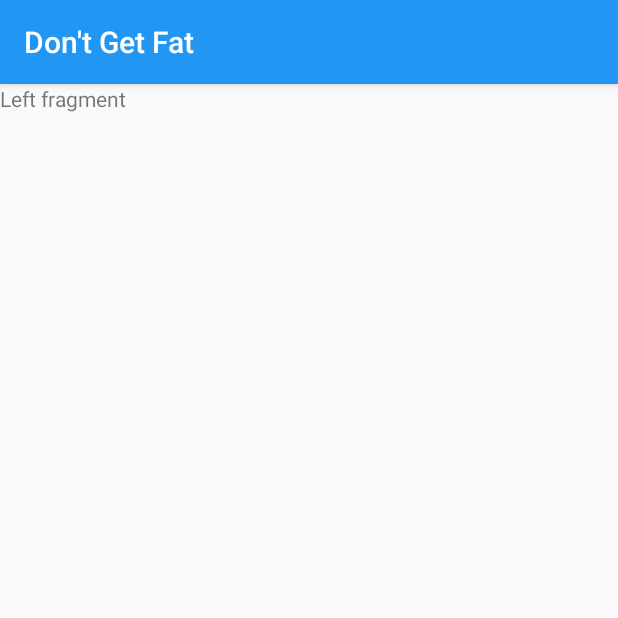
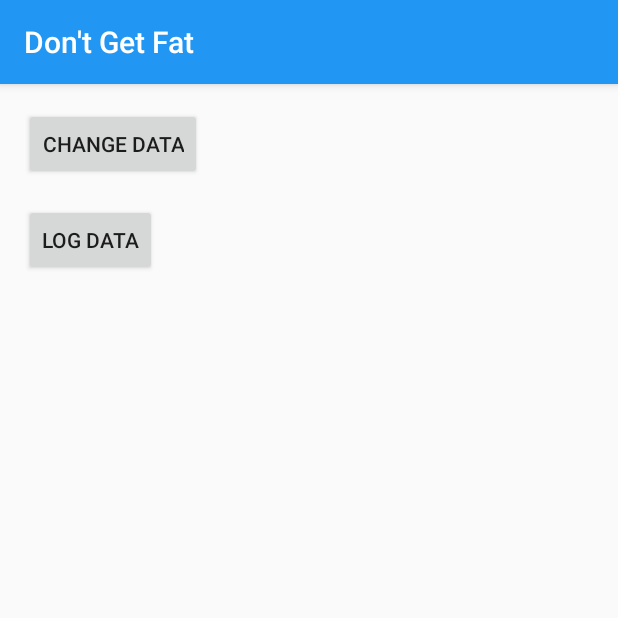
Before and after one commit to slomin/Dont-Get-Fat, an Android app: the fragment LeftFragment shown on its own in the app's theme, on a phone screen of 412 x 824 dp, the top half of it. Run offline under Robolectric (Android 15) with nearby library versions, the phone set to English and light mode, and no system bars; our stand-ins replace Timber.

Commit message:
Adding first ViewModel (for testing purposes)

```diff
--- a/app/src/main/java/com/kotlinblog/dontgetfat/main/left/LeftFragment.kt
+++ b/app/src/main/java/com/kotlinblog/dontgetfat/main/left/LeftFragment.kt
@@ -1,5 +1,6 @@
 package com.kotlinblog.dontgetfat.main.left
 
+import android.arch.lifecycle.ViewModelProviders
 import android.os.Bundle
 import android.support.v4.app.Fragment
 import android.view.LayoutInflater
@@ -7,6 +8,7 @@ import android.view.View
 import android.view.ViewGroup
 
 import com.kotlinblog.dontgetfat.R
+import kotlinx.android.synthetic.main.fragment_left.*
 
 class LeftFragment : Fragment() {
 
@@ -16,4 +18,14 @@ class LeftFragment : Fragment() {
         return inflater!!.inflate(R.layout.fragment_left, container, false)
     }
 
+    override fun onViewCreated(view: View?, savedInstanceState: Bundle?) {
+        super.onViewCreated(view, savedInstanceState)
+
+        val viewModel = ViewModelProviders.of(activity).get(LeftViewModel::class.java)
+
+        btnChange.setOnClickListener { viewModel.change() }
+        btnLog.setOnClickListener { viewModel.log() }
+    }
+
+
 }
--- /dev/null
+++ b/app/src/main/java/com/kotlinblog/dontgetfat/main/left/LeftViewModel.kt
@@ -0,0 +1,22 @@
+package com.kotlinblog.dontgetfat.main.left
+
+import android.arch.lifecycle.ViewModel
+import timber.log.Timber
+
+class LeftViewModel : ViewModel() {
+
+    private var testValue: String = "testValue"
+
+    fun change() {
+        testValue = "changedTestValue"
+    }
+
+    fun log() {
+        Timber.d("value: $testValue")
+    }
+
+    override fun onCleared() {
+        super.onCleared()
+        Timber.d("onCleared")
+    }
+}
--- a/app/src/main/res/layout/fragment_left.xml
+++ b/app/src/main/res/layout/fragment_left.xml
@@ -1,13 +1,35 @@
-<FrameLayout xmlns:android="http://schemas.android.com/apk/res/android"
-             xmlns:tools="http://schemas.android.com/tools"
-             android:layout_width="match_parent"
-             android:layout_height="match_parent"
-             tools:context="com.kotlinblog.dontgetfat.main.left.LeftFragment">
+<android.support.constraint.ConstraintLayout xmlns:android="http://schemas.android.com/apk/res/android"
+                                             xmlns:app="http://schemas.android.com/apk/res-auto"
+                                             xmlns:tools="http://schemas.android.com/tools"
+                                             android:layout_width="match_parent"
+                                             android:layout_height="match_parent"
+                                             tools:context="com.kotlinblog.dontgetfat.main.left.LeftFragment"
+                                             tools:layout_editor_absoluteX="0dp"
+                                             tools:layout_editor_absoluteY="81dp">
 
-    <!-- TODO: Update blank fragment layout -->
-    <TextView
-        android:layout_width="match_parent"
-        android:layout_height="match_parent"
-        android:text="Left fragment"/>
 
-</FrameLayout>
+    <Button
+        android:id="@+id/btnChange"
+        android:layout_width="wrap_content"
+        android:layout_height="wrap_content"
+        android:layout_marginStart="16dp"
+        android:layout_marginTop="16dp"
+        android:text="Change data"
+        app:layout_constraintStart_toStartOf="parent"
+        app:layout_constraintTop_toTopOf="parent"
+        tools:layout_editor_absoluteX="16dp"
+        tools:layout_editor_absoluteY="16dp"/>
+
+    <Button
+        android:id="@+id/btnLog"
+        android:layout_width="wrap_content"
+        android:layout_height="wrap_content"
+        android:layout_marginStart="16dp"
+        android:layout_marginTop="16dp"
+        android:text="Log data"
+        app:layout_constraintStart_toStartOf="parent"
+        app:layout_constraintTop_toBottomOf="@+id/btnChange"
+        tools:layout_editor_absoluteX="16dp"
+        tools:layout_editor_absoluteY="80dp"/>
+
+</android.support.constraint.ConstraintLayout>
```
